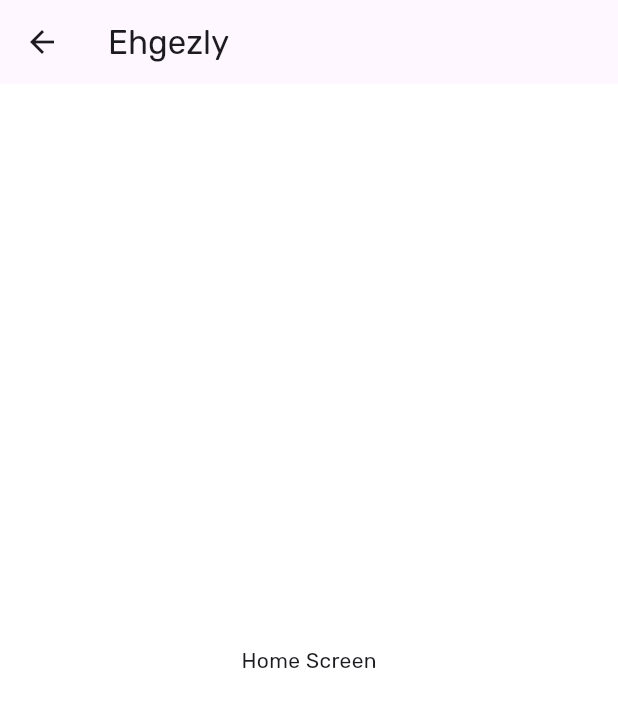
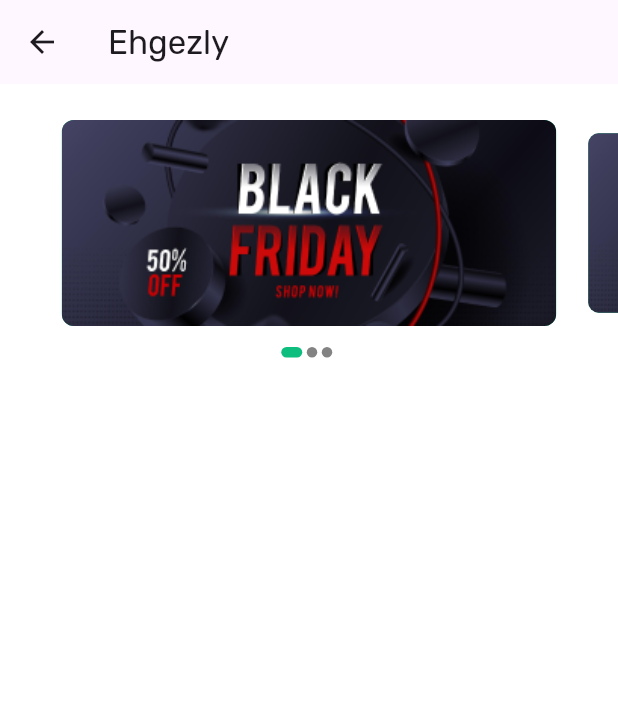
Before and after one commit to Waheed-Ashraf/Booking-App-, a Flutter app: the HomeScreen screen opened directly, on a phone screen of 412 x 824 dp. Shown: the top 707 px of the screen. Run offline on Flutter 3.47's test engine with Material 3 defaults, Android fonts, the phone set to English and light mode, and no system bars; drawn by our look-alikes of carousel_slider; our stand-ins replace dio, firebase_auth, firebase_core, flutter_screenutil, flutter_svg, get_it and 1 more; accounts and stored records are empty.

Commit message:
home page offers section done

```diff
--- a/lib/core/router/router.dart
+++ b/lib/core/router/router.dart
@@ -1,24 +1,24 @@
 import 'package:booking_depi_proj/features/authentication/sign-in/view/sign_in_screen.dart';
 import 'package:booking_depi_proj/features/authentication/sign-up/view/screens/sign_up_screen.dart';
-import 'package:booking_depi_proj/features/home/home_screen.dart';
 import 'package:booking_depi_proj/features/SplashScreen/splash_screen.dart';
+import 'package:booking_depi_proj/features/home/presentation/views/home_screen.dart';
 import 'package:flutter/cupertino.dart';
 import 'package:flutter/material.dart';
 
-final class RouterManager{
-
-  static Route<dynamic> onGenerateRoute(RouteSettings settings){
-
+final class RouterManager {
+  static Route<dynamic> onGenerateRoute(RouteSettings settings) {
     // Matching pattern switch
 
-    return switch(settings.name){
-      SplashScreen.routeName => MaterialPageRoute(builder: (context)=>SplashScreen()),
-      SignInScreen.routeName =>MaterialPageRoute(builder: (context)=>SignInScreen()),
-      SignUpScreen.routeName =>MaterialPageRoute(builder: (context)=>SignUpScreen()),
-
-      _ => MaterialPageRoute(builder: (context)=>SplashScreen()),
+    return switch (settings.name) {
+      SplashScreen.routeName =>
+        MaterialPageRoute(builder: (context) => SplashScreen()),
+      SignInScreen.routeName =>
+        MaterialPageRoute(builder: (context) => SignInScreen()),
+      SignUpScreen.routeName =>
+        MaterialPageRoute(builder: (context) => SignUpScreen()),
+      HomeScreen.routeName =>
+        MaterialPageRoute(builder: (context) => HomeScreen()),
+      _ => MaterialPageRoute(builder: (context) => SplashScreen()),
     };
-
-
   }
 }
--- a/lib/core/utils/constent_colors.dart
+++ b/lib/core/utils/constent_colors.dart
@@ -2,8 +2,12 @@ import 'package:flutter/material.dart';
 
 const Color radialColor = Color.fromRGBO(203, 247, 235, .8);
 const Color transparent = Colors.transparent;
-///// Not used yet
-const Color primaryColor = Color(0xFF3D7FFF);
+
+const Color primaryColor = Color(0xFF0EBE7E);
+const Color darkGrayColor = Color(0xff838383);
+
+///// Not used yet ============================================
+
 const Color lightPrimaryColor = Color(0xFFD2E8EF);
 const Color bordrColor = Color(0xff0096CF);
 const Color textFieldBorderGrayColor = Color(0xffF2F2F2);
@@ -17,7 +21,6 @@ const Color medicalRecordSubTitlesTextColor = Color(0xff757575);
 const Color redColor = Color(0xffF02D1B);
 const Color yelloColor = Color(0xffFF9904);
 const Color greenColor = Color(0xff0EBE7F);
-const Color darkGrayColor = Color(0xff838383);
 const Color dotsGrayColor = Color(0xffE2DFE3);
 
 const Color skyColor = Color(0xff9BDFFB);
--- a/lib/features/home/home_screen.dart
+++ /dev/null
@@ -1,15 +0,0 @@
-import 'package:flutter/material.dart';
-
-class HomeScreen extends StatelessWidget {
-
-  static const routeName = '/home';
-  const HomeScreen({super.key});
-
-  @override
-  Widget build(BuildContext context) {
-    return Scaffold(
-      appBar: AppBar(title: Text('Ehgezly'),),
-      body: Center(child: Text('Home Screen')),
-    );
-  }
-}
--- /dev/null
+++ b/lib/features/home/presentation/views/home_screen.dart
@@ -0,0 +1,24 @@
+import 'package:booking_depi_proj/features/home/presentation/views/widgets/offers_section.dart';
+import 'package:flutter/material.dart';
+
+class HomeScreen extends StatelessWidget {
+  static const routeName = '/home';
+  const HomeScreen({super.key});
+
+  @override
+  Widget build(BuildContext context) {
+    return Scaffold(
+      appBar: AppBar(
+        title: const Text('Ehgezly'),
+      ),
+      body: const Column(
+        children: [
+          SizedBox(
+            height: 24,
+          ),
+          OffersSection(),
+        ],
+      ),
+    );
+  }
+}
--- /dev/null
+++ b/lib/features/home/presentation/views/widgets/custom_dot_indicator.dart
@@ -0,0 +1,22 @@
+import 'package:booking_depi_proj/core/utils/constent_colors.dart';
+import 'package:flutter/material.dart';
+
+class CustomDotIndicator extends StatelessWidget {
+  const CustomDotIndicator({super.key, required this.isActive});
+
+  final bool isActive;
+  @override
+  Widget build(BuildContext context) {
+    return AnimatedContainer(
+      duration: const Duration(milliseconds: 300),
+      width: isActive ? 14 : 7,
+      height: 7,
+      decoration: ShapeDecoration(
+        color: isActive ? primaryColor : darkGrayColor,
+        shape: RoundedRectangleBorder(
+          borderRadius: BorderRadius.circular(8),
+        ),
+      ),
+    );
+  }
+}
--- /dev/null
+++ b/lib/features/home/presentation/views/widgets/dots_indicator_list.dart
@@ -0,0 +1,23 @@
+import 'package:booking_depi_proj/features/home/presentation/views/widgets/custom_dot_indicator.dart';
+import 'package:flutter/material.dart';
+
+class DotsIndicator extends StatelessWidget {
+  const DotsIndicator({
+    super.key,
+    required this.currentPageIndex,
+  });
+  final int currentPageIndex;
+  @override
+  Widget build(BuildContext context) {
+    return Row(
+      mainAxisAlignment: MainAxisAlignment.center,
+      children: List.generate(
+        3,
+        (index) => Padding(
+          padding: const EdgeInsets.only(right: 3),
+          child: CustomDotIndicator(isActive: index == currentPageIndex),
+        ),
+      ),
+    );
+  }
+}
--- /dev/null
+++ b/lib/features/home/presentation/views/widgets/offer_images_slider.dart
@@ -0,0 +1,41 @@
+import 'package:booking_depi_proj/core/utils/constent_colors.dart';
+import 'package:flutter/material.dart';
+import 'package:carousel_slider/carousel_slider.dart';
+import 'package:flutter/widgets.dart';
+
+class OfferImagesSlider extends StatelessWidget {
+  const OfferImagesSlider({
+    super.key,
+    this.onPageChanged,
+  });
+  final dynamic Function(int, CarouselPageChangedReason)? onPageChanged;
+  @override
+  Widget build(BuildContext context) {
+    return ConstrainedBox(
+      constraints: const BoxConstraints(maxWidth: 600),
+      child: CarouselSlider(
+        options: CarouselOptions(
+          onPageChanged: onPageChanged,
+          autoPlay: true,
+          enableInfiniteScroll: false,
+          aspectRatio: 6 / 2,
+          enlargeCenterPage: true,
+        ),
+        items: List.generate(
+          3,
+          (index) => Container(
+            decoration: BoxDecoration(
+                color: primaryColor, borderRadius: BorderRadius.circular(8)),
+            child: ClipRRect(
+              borderRadius: BorderRadius.circular(8),
+              child: Image.asset(
+                'assets/images/Black_friday.png',
+                fit: BoxFit.fill,
+              ),
+            ),
+          ),
+        ),
+      ),
+    );
+  }
+}
--- /dev/null
+++ b/lib/features/home/presentation/views/widgets/offers_section.dart
@@ -0,0 +1,34 @@
+import 'package:booking_depi_proj/features/home/presentation/views/widgets/dots_indicator_list.dart';
+import 'package:booking_depi_proj/features/home/presentation/views/widgets/offer_images_slider.dart';
+import 'package:flutter/material.dart';
+
+class OffersSection extends StatefulWidget {
+  const OffersSection({super.key});
+
+  @override
+  State<OffersSection> createState() => _OffersSectionState();
+}
+
+class _OffersSectionState extends State<OffersSection> {
+  int currentPageIndex = 0;
+  @override
+  Widget build(BuildContext context) {
+    return Column(
+      children: [
+        OfferImagesSlider(
+          onPageChanged: (index, p1) {
+            setState(() {
+              currentPageIndex = index;
+            });
+          },
+        ),
+        const SizedBox(
+          height: 14,
+        ),
+        DotsIndicator(
+          currentPageIndex: currentPageIndex,
+        ),
+      ],
+    );
+  }
+}
--- a/lib/main.dart
+++ b/lib/main.dart
@@ -6,14 +6,13 @@
 import 'package:flutter/material.dart';
 import 'package:flutter_screenutil/flutter_screenutil.dart';
 
-void main()async{
-
+void main() async {
   WidgetsFlutterBinding.ensureInitialized();
 
   await Firebase.initializeApp(
     options: DefaultFirebaseOptions.currentPlatform,
   );
-  runApp(Booking());
+  runApp(const Booking());
 }
 
 class Booking extends StatelessWidget {
@@ -22,10 +21,10 @@
   @override
   Widget build(BuildContext context) {
     return ScreenUtilInit(
-      designSize: Size(375, 812),
+        designSize: const Size(375, 812),
         splitScreenMode: false,
         minTextAdapt: false,
-      child:  MaterialApp(
+        child: MaterialApp(
           title: 'Ehgezly',
           debugShowCheckedModeBanner: false,
           onGenerateRoute: RouterManager.onGenerateRoute,
@@ -35,7 +34,6 @@
             visualDensity: VisualDensity.adaptivePlatformDensity,
             scaffoldBackgroundColor: Colors.white,
           ),
-      )
-    );
+        ));
   }
 }
--- a/pubspec.yaml
+++ b/pubspec.yaml
@@ -28,13 +28,11 @@ environment:
 # the latest version available on pub.dev. To see which dependencies have newer
 # versions available, run `flutter pub outdated`.
 dependencies:
+  carousel_slider: ^5.0.0
   cupertino_icons: ^1.0.8
   dio: ^5.6.0
-  # firebase package and plugins
-
   firebase_auth: ^4.16.0
   firebase_core: ^2.24.2
-
   flutter:
     sdk: flutter
   flutter_screenutil: ^5.9.3
```
Also changed, not shown: assets/images/Black_friday.png (added), pubspec.lock. Lines whose indentation alone changed are shown as unchanged.
